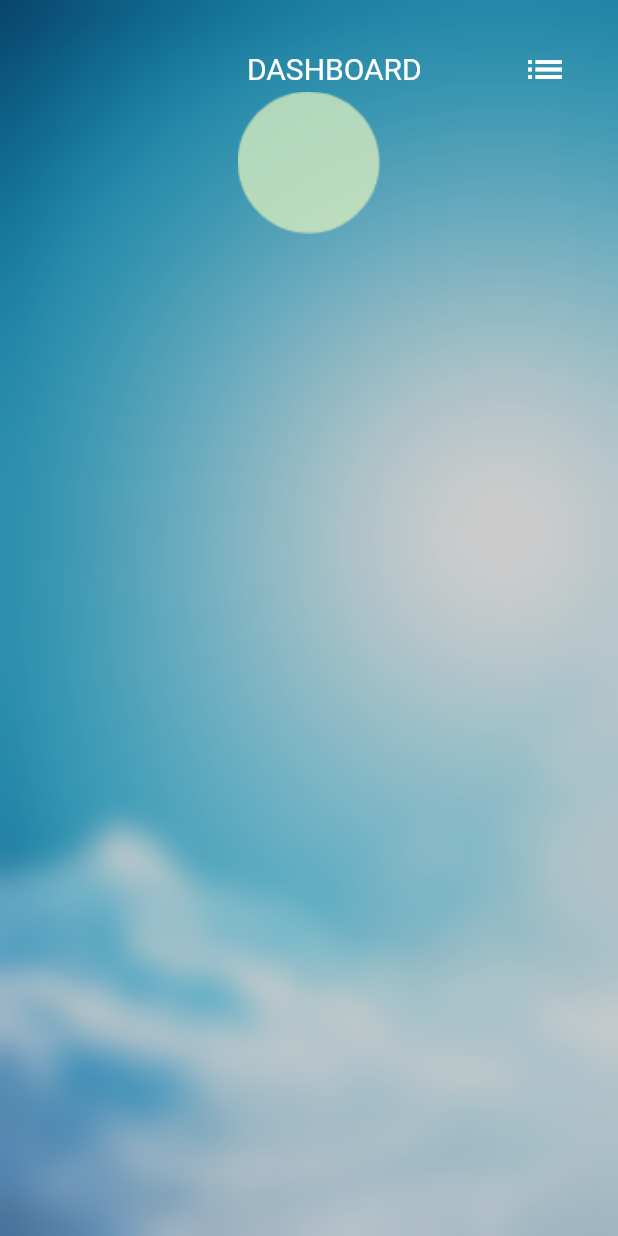
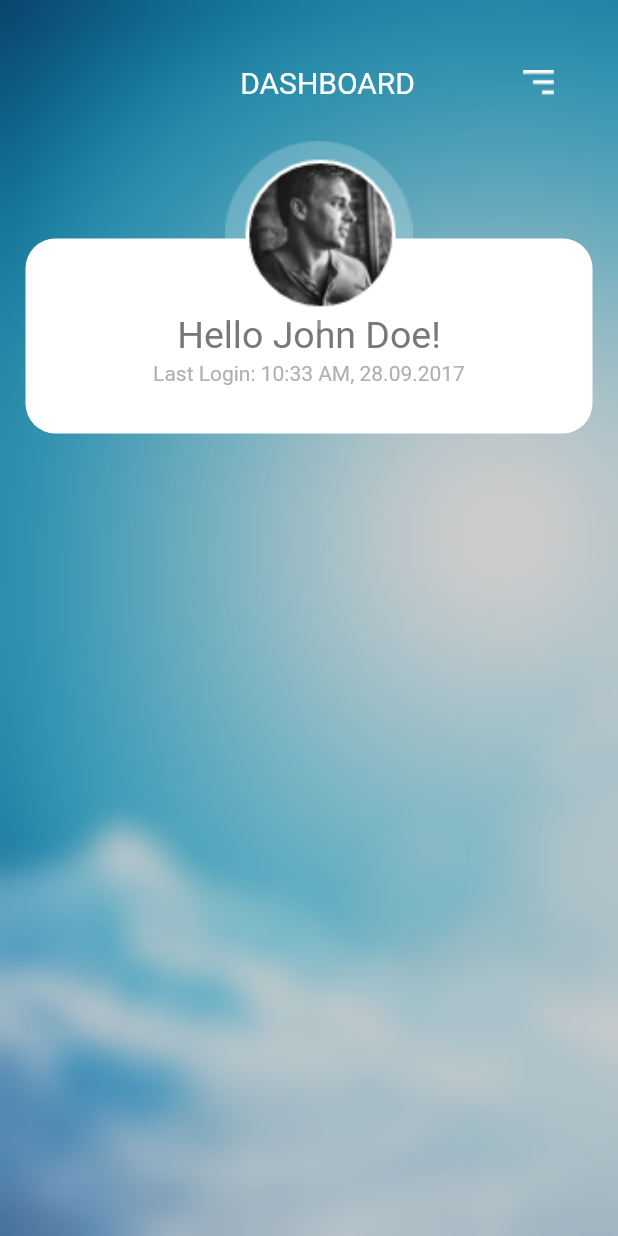
Before and after one commit to aya-hasoneh/bank-system, a Flutter app: the HomePage screen opened directly, on a phone screen of 412 x 824 dp. Run offline on Flutter 3.47's test engine with Material 2 defaults, Android fonts, the light colour scheme and no system bars.

Commit message:
image and container

```diff
--- a/lib/screens/home/home_screen.dart
+++ b/lib/screens/home/home_screen.dart
@@ -9,23 +9,60 @@ class HomePage extends StatelessWidget {
   @override
   Widget build(BuildContext context) {
     return Scaffold(
-   body:Stack(children: [BackgroundImage(),
-   Column(children: [
-     SafeArea(child: AppBarForAllPage(titleAppBar: "DASHBOARD",
+      body: Stack(
+        children: [
+          BackgroundImage(),
+          Column(
+            children: [
+              SafeArea(
+                child: AppBarForAllPage(
+                  titleAppBar: "DASHBOARD",
+                ),
+              ),
+              Column(
+                children: [
+                  Stack(
+                    children: [
+                      Padding(
+                        padding:
+                            const EdgeInsets.only(top: 80, left: 17, right: 17),
 
-     ) ,
+                        child: Container(
+                          height: 130,
+                          width: 380,
+                          decoration: BoxDecoration(
+                              color: Colors.white,
+                              borderRadius: BorderRadius.circular(20)),
 
-     ),
-     Stack(children: [
-     Image.asset(
-                "assets/back.png",
-                scale: 0.8,
+                          child: Column(
+                            children: const [
+                              SizedBox(height: 50,),
+                            Text(
+                              "Hello John Doe!",
+                              style: TextStyle(fontSize: 25,color: Color(0xff777879)),
+                            ),
+                            Padding(
+                              padding: EdgeInsets.only(top: 3),
+                              child: Text("Last Login: 10:33 AM, 28.09.2017",style: TextStyle(color: Color(0xffAEB1B3)),),
+                            ),
+                          ]),
+                        ),
+                      ),
+                      Padding(
+                        padding: const EdgeInsets.only(left: 150, top: 15),
+                        child: Image.asset(
+                          "assets/profileimage.png",
+                          scale: 0.8,
+                        ),
+                      ),
+                    ],
+                  ),
+                ],
               ),
-     ],),
-   ],),
-
-   ],),
-
+            ],
+          ),
+        ],
+      ),
     );
   }
 }
--- a/lib/shared_widget/appbar.dart
+++ b/lib/shared_widget/appbar.dart
@@ -16,8 +16,8 @@ class AppBarForAllPage extends StatelessWidget {
             style: const TextStyle(color: Colors.white, fontSize: 20),
           ),
         //  Expanded(child: Container()),
+        IconButton(onPressed: (){}, icon: Image.asset("assets/list.png"))
 
-     const Icon(Icons.list,color: Colors.white,size: 30,),
 
         ],
       ),
```
Also changed, not shown: assets/profileimage.png (added).
